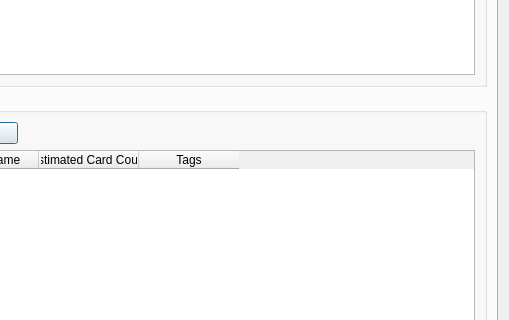
Old version of the form FilteredDeckManager/Designer/form.ui in the repository arvinddraffen/FilteredDeckManagerPlugin; both pictures show x 96 to 605 and y 330 to 650 of the 605 by 872 pixel window.
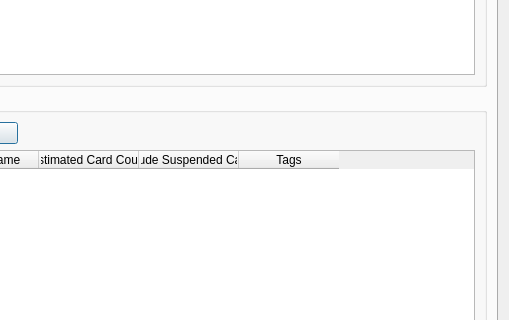
New version of the form.

Commit message: Add toggle for unsuspending cards as part of creating a filtered deck.

Patch:
```diff
--- a/FilteredDeckManager/Designer/form.ui
+++ b/FilteredDeckManager/Designer/form.ui
@@ -108,6 +108,11 @@
               <string>Estimated Card Count</string>
              </property>
             </column>
+            <column>
+             <property name="text">
+              <string>Include Suspended Cards</string>
+             </property>
+            </column>
             <column>
              <property name="text">
               <string>Tags</string>
```
The commit also changes 2 other files.
